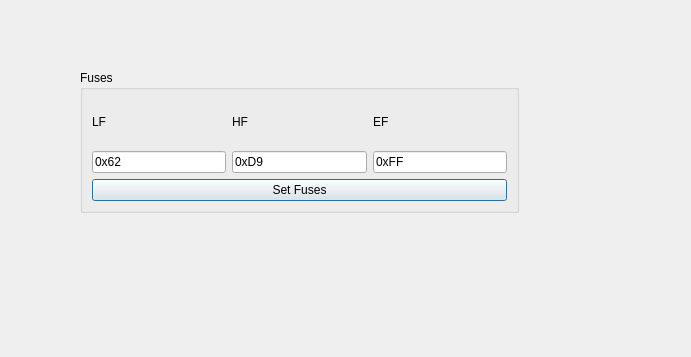
This is fusedialog.ui in Barcley1990/QtAVR as Qt 5 draws it before an edit. The edited form follows.
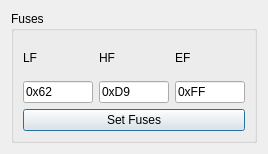
This is the edited form.

Commit message: Support Action Button SetFuses

What changed in the file:
```diff
--- a/fusedialog.ui
+++ b/fusedialog.ui
@@ -6,22 +6,22 @@
    <rect>
     <x>0</x>
     <y>0</y>
-    <width>691</width>
-    <height>357</height>
+    <width>268</width>
+    <height>154</height>
    </rect>
   </property>
+  <property name="maximumSize">
+   <size>
+    <width>268</width>
+    <height>154</height>
+   </size>
+  </property>
   <property name="windowTitle">
    <string>Dialog</string>
   </property>
+  <layout class="QGridLayout" name="gridLayout">
+   <item row="0" column="0">
   <widget class="QGroupBox" name="groupBox_7">
-   <property name="geometry">
-    <rect>
-     <x>80</x>
-     <y>70</y>
-     <width>439</width>
-     <height>143</height>
-    </rect>
-   </property>
    <property name="title">
     <string>Fuses</string>
    </property>
@@ -89,6 +89,8 @@
     </item>
    </layout>
   </widget>
+   </item>
+  </layout>
  </widget>
  <resources/>
  <connections/>
```
Left out of the diff: 6 changed lines with no effect on the pictures. Lines whose indentation alone changed are shown as unchanged. The commit also changes 3 other files.
